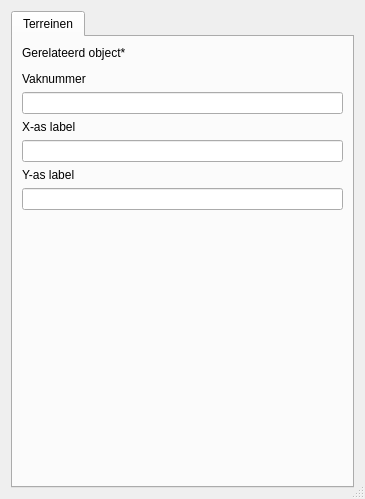
Before: the Qt Designer form qgis_project/objecten/ui/object_terreinen.ui in OIV-NL-QGIS/QGIS_project, drawn with Qt 5.
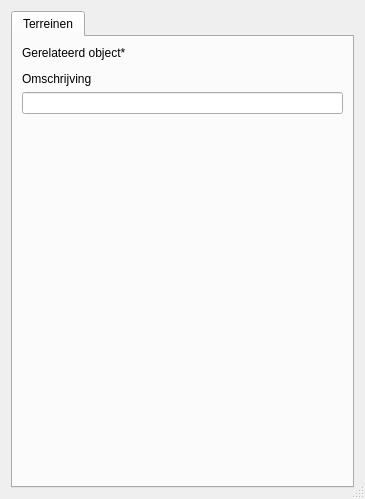
After: the same form once the commit is applied. Custom widgets are drawn as their Qt base class.

```diff
--- a/qgis_project/objecten/ui/object_terreinen.ui
+++ b/qgis_project/objecten/ui/object_terreinen.ui
@@ -83,7 +83,7 @@
        <item>
         <widget class="QLabel" name="label_7">
          <property name="text">
-          <string>Vaknummer</string>
+          <string>Omschrijving</string>
          </property>
         </widget>
        </item>
@@ -100,26 +100,6 @@
          </property>
         </widget>
        </item>
-       <item>
-        <widget class="QLabel" name="label">
-         <property name="text">
-          <string>X-as label</string>
-         </property>
-        </widget>
-       </item>
-       <item>
-        <widget class="QLineEdit" name="top_label"/>
-       </item>
-       <item>
-        <widget class="QLabel" name="label_2">
-         <property name="text">
-          <string>Y-as label</string>
-         </property>
-        </widget>
-       </item>
-       <item>
-        <widget class="QLineEdit" name="left_label"/>
-       </item>
        <item>
         <spacer name="verticalSpacer">
          <property name="orientation">
```
Left out of the diff: 8 changed lines with no effect on the pictures.
